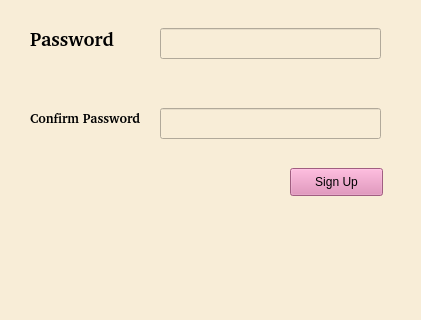
hanss27/Caslab7, file signup.ui: the form before one commit; both pictures show x 0 to 421 and y 222 to 542 of the 421 by 542 pixel window.
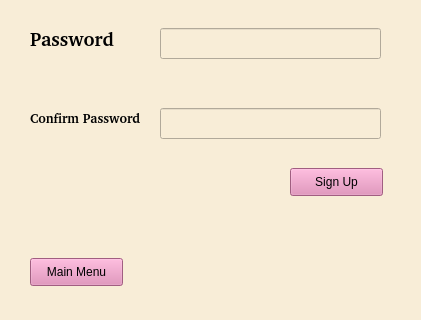
The form after the commit.

Commit message: Functionable GUI + Finished Login UI

```diff
--- a/signup.ui
+++ b/signup.ui
@@ -149,6 +149,23 @@
      </rect>
     </property>
    </widget>
+   <widget class="QPushButton" name="mainbutton">
+    <property name="geometry">
+     <rect>
+      <x>30</x>
+      <y>480</y>
+      <width>93</width>
+      <height>28</height>
+     </rect>
+    </property>
+    <property name="styleSheet">
+     <string notr="true">background-color: rgb(226, 131, 180);
+</string>
+    </property>
+    <property name="text">
+     <string>Main Menu</string>
+    </property>
+   </widget>
   </widget>
   <widget class="QStatusBar" name="statusbar"/>
  </widget>
```
The commit also changes 7 other files.
